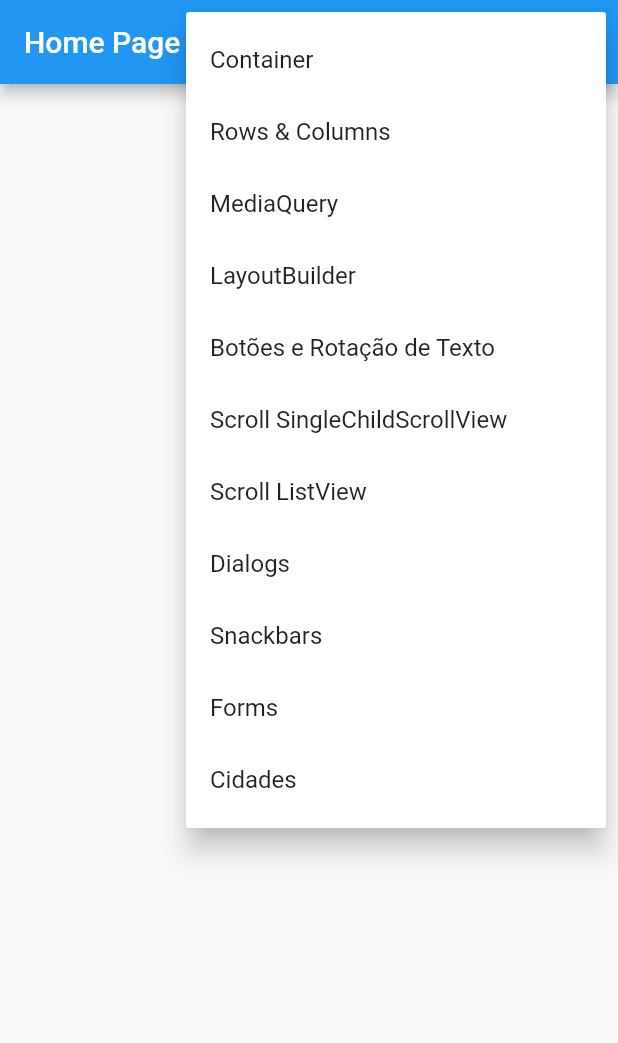
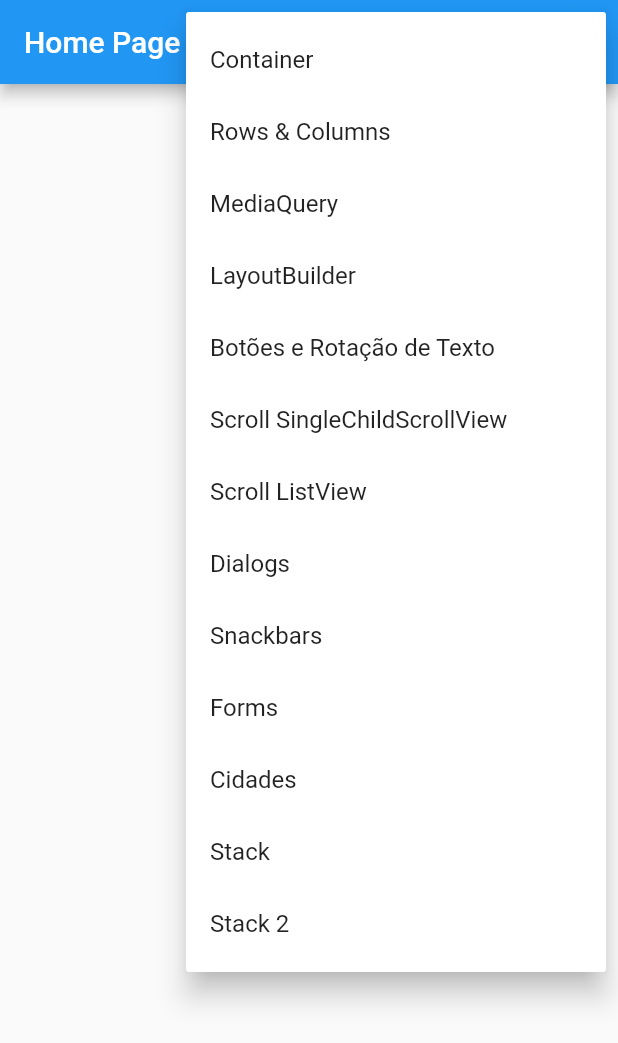
Before and after one commit to jdaibello/academia-do-flutter-modulos-flutter, a Flutter app: the screen it shows after launch, after a tap on the "more vert" icon, on a phone screen of 412 x 824 dp. Shown: the top 1043 px of the screen. Run offline on Flutter 3.47's test engine with Material 2 defaults, Android fonts, the phone set to English and light mode, and no system bars; our stand-ins replace device_preview; network calls fail.

Commit message:
feat: add Stack

```diff
--- a/flutter_primeiro_projeto/lib/main.dart
+++ b/flutter_primeiro_projeto/lib/main.dart
@@ -14,6 +14,8 @@ import 'package:flutter_primeiro_projeto/pages/rows_columns/rows_columns_page.da
 import 'package:flutter_primeiro_projeto/pages/scrolls/list_view_page.dart';
 import 'package:flutter_primeiro_projeto/pages/scrolls/single_child_scroll_view_page.dart';
 import 'package:flutter_primeiro_projeto/pages/snackbar/snackbar_page.dart';
+import 'package:flutter_primeiro_projeto/pages/stack/stack_page.dart';
+import 'package:flutter_primeiro_projeto/pages/stack/stack_page2.dart';
 
 void main() {
   runApp(
@@ -55,6 +57,8 @@ class MyApp extends StatelessWidget {
         '/snackbars': (_) => const SnackbarPage(),
         '/forms': (_) => const FormsPage(),
         '/cidades': (_) => const CidadesPage(),
+        '/stack': (_) => const StackPage(),
+        '/stack/2': (_) => const StackPage2(),
       },
     );
   }
--- a/flutter_primeiro_projeto/lib/pages/home/home_page.dart
+++ b/flutter_primeiro_projeto/lib/pages/home/home_page.dart
@@ -12,6 +12,8 @@ enum PopupMenuPages {
   snackbars,
   forms,
   cidades,
+  stack,
+  stack2,
 }
 
 class HomePage extends StatelessWidget {
@@ -62,6 +64,12 @@ class HomePage extends StatelessWidget {
                 case PopupMenuPages.cidades:
                   Navigator.of(context).pushNamed('/cidades');
                   break;
+                case PopupMenuPages.stack:
+                  Navigator.of(context).pushNamed('/stack');
+                  break;
+                case PopupMenuPages.stack2:
+                  Navigator.of(context).pushNamed('/stack/2');
+                  break;
               }
             },
             itemBuilder: (BuildContext context) {
@@ -110,6 +118,14 @@ class HomePage extends StatelessWidget {
                   value: PopupMenuPages.cidades,
                   child: Text('Cidades'),
                 ),
+                const PopupMenuItem<PopupMenuPages>(
+                  value: PopupMenuPages.stack,
+                  child: Text('Stack'),
+                ),
+                const PopupMenuItem<PopupMenuPages>(
+                  value: PopupMenuPages.stack2,
+                  child: Text('Stack 2'),
+                ),
               ];
             },
           ),
```
Also changed, not shown: flutter_primeiro_projeto/lib/pages/stack/stack_page.dart (added, +53 -0 lines), flutter_primeiro_projeto/lib/pages/stack/stack_page2.dart (added, +63 -0 lines).
